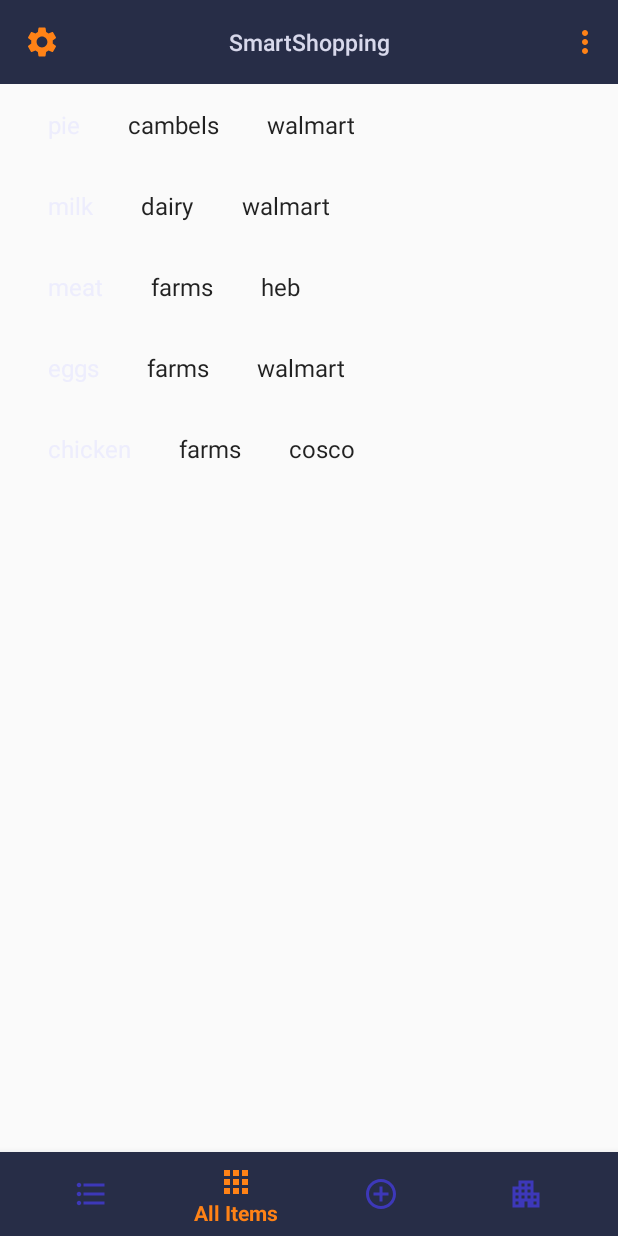
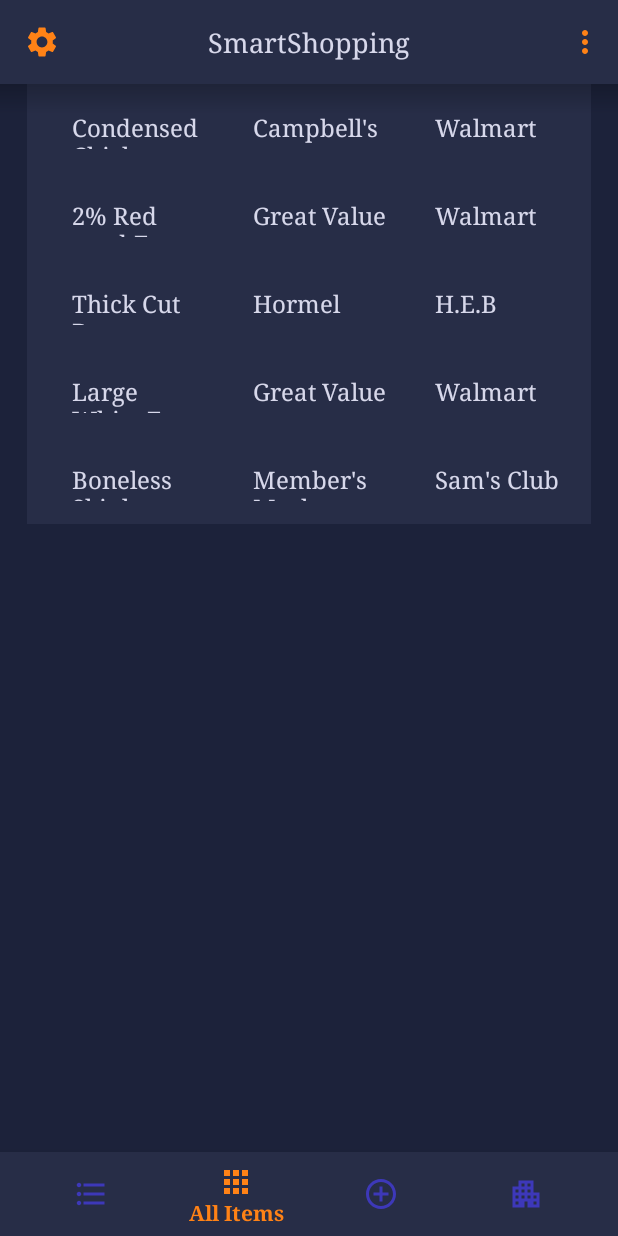
Before and after one commit to SavonMorn/SmartShopingMobile, an Android app: the screen it shows after launch (MainActivity), item 2 of the bottom bar chosen, on a phone screen of 412 x 824 dp. Run offline under Robolectric (Android 15) with nearby library versions, the phone set to English and light mode, and no system bars; our stand-ins replace navigation-ui.

Commit message:
GUI improvements

```diff
--- a/app/src/main/java/com/smartshoping/ssmoble/DummyItems.java
+++ b/app/src/main/java/com/smartshoping/ssmoble/DummyItems.java
@@ -5,11 +5,11 @@ import java.util.ArrayList;
 public class DummyItems {
     static ArrayList<DummyObject> x = new ArrayList<DummyObject>();
     static{
-       x.add(new DummyObject("pie", "cambels", "walmart"));
-        x.add(new DummyObject("milk", "dairy", "walmart"));
-        x.add(new DummyObject("meat", "farms", "heb"));
-        x.add(new DummyObject("eggs", "farms", "walmart"));
-        x.add(new DummyObject("chicken", "farms", "cosco"));
+       x.add(new DummyObject("Condensed Chicken Noodle Soup", "Campbell's", "Walmart"));
+        x.add(new DummyObject("2% Reduced-Fat Milk", "Great Value", "Walmart"));
+        x.add(new DummyObject("Thick Cut Bacon", "Hormel", "H.E.B"));
+        x.add(new DummyObject("Large White Eggs, 18", "Great Value", "Walmart"));
+        x.add(new DummyObject("Boneless Skinless Chicken Breasts", "Member's Mark", "Sam's Club"));
     }
 
     static public class DummyObject{
--- /dev/null
+++ b/app/src/main/res/drawable/shadow.xml
@@ -0,0 +1,16 @@
+<?xml version="1.0" encoding="utf-8"?>
+<layer-list xmlns:android="http://schemas.android.com/apk/res/android">
+
+    <item >
+        <shape android:shape="rectangle">
+            <gradient
+                android:angle="270"
+                android:endColor="#00000000"
+                android:startColor="#36000000" />
+            <size android:height="8dp" />
+        </shape>
+    </item>
+
+
+
+</layer-list>
--- a/app/src/main/res/layout/activity_main.xml
+++ b/app/src/main/res/layout/activity_main.xml
@@ -14,7 +14,8 @@
         app:layout_constraintStart_toStartOf="parent"
         app:layout_constraintTop_toTopOf="parent"
         app:defaultNavHost="true"
-        app:navGraph="@navigation/title_navigation"/>
+        app:navGraph="@navigation/title_navigation"
+        />
 
     <com.google.android.material.bottomnavigation.BottomNavigationView
         android:id="@+id/nav_view"
@@ -29,6 +30,7 @@
         app:menu="@menu/bottom_nav_menu" />
     <!--android:background="?android:attr/windowBackground"-->
 
+
  <fragment
      android:id="@+id/nav_host_fragment"
      android:name="androidx.navigation.fragment.NavHostFragment"
@@ -41,4 +43,12 @@
      app:layout_constraintTop_toBottomOf="@+id/title_fragment"
      app:navGraph="@navigation/mobile_navigation" />
 
+    <View
+        android:id="@+id/view"
+        android:layout_width="match_parent"
+        android:layout_height="20dp"
+        android:background="@drawable/shadow"
+        app:layout_constraintStart_toStartOf="parent"
+        app:layout_constraintTop_toTopOf="@+id/nav_host_fragment" />
+
 </androidx.constraintlayout.widget.ConstraintLayout>
--- a/app/src/main/res/layout/fragment_unlisted_list.xml
+++ b/app/src/main/res/layout/fragment_unlisted_list.xml
@@ -1,13 +1,13 @@
 <?xml version="1.0" encoding="utf-8"?>
-<androidx.recyclerview.widget.RecyclerView xmlns:android="http://schemas.android.com/apk/res/android"
+<androidx.recyclerview.widget.RecyclerView
+    xmlns:android="http://schemas.android.com/apk/res/android"
     xmlns:app="http://schemas.android.com/apk/res-auto"
     xmlns:tools="http://schemas.android.com/tools"
     android:id="@+id/list"
     android:name="com.smartshoping.ssmoble.all.unlistedFragment"
     android:layout_width="match_parent"
     android:layout_height="match_parent"
-    android:layout_marginLeft="16dp"
-    android:layout_marginRight="16dp"
+    android:background="@color/colorPrimaryDarker"
     app:layoutManager="LinearLayoutManager"
     tools:context=".unlistedFragment"
     tools:listitem="@layout/fragment_unlisted_row" />
--- a/app/src/main/res/layout/fragment_unlisted_row.xml
+++ b/app/src/main/res/layout/fragment_unlisted_row.xml
@@ -1,28 +1,58 @@
 <?xml version="1.0" encoding="utf-8"?>
-<LinearLayout xmlns:android="http://schemas.android.com/apk/res/android"
-    android:layout_width="wrap_content"
+<androidx.constraintlayout.widget.ConstraintLayout xmlns:android="http://schemas.android.com/apk/res/android"
+    xmlns:app="http://schemas.android.com/apk/res-auto"
+    xmlns:tools="http://schemas.android.com/tools"
+    android:id="@+id/linearLayout"
+    android:layout_width="match_parent"
     android:layout_height="wrap_content"
-    android:orientation="horizontal">
+    android:background="@color/colorPrimaryDark"
+    android:layout_marginStart="18dp"
+    android:layout_marginLeft="18dp"
+    android:layout_marginEnd="18dp"
+    android:layout_marginRight="18dp"
+    >
 
     <TextView
         android:id="@+id/item_name"
-        android:layout_width="wrap_content"
-        android:layout_height="wrap_content"
-        android:layout_margin="@dimen/text_margin"
+        android:textColor="@color/text"
+        android:layout_width="0dp"
+        android:layout_height="0dp"
+        android:layout_marginStart="30dp"
+        android:layout_marginLeft="30dp"
+        android:layout_marginEnd="32dp"
+        android:layout_marginRight="32dp"
         android:textAppearance="?attr/textAppearanceListItem"
-        android:textColor="@color/text"/>
+        app:layout_constraintBottom_toBottomOf="@+id/item_store"
+        app:layout_constraintEnd_toStartOf="@+id/item_brand"
+        app:layout_constraintStart_toStartOf="parent"
+        app:layout_constraintTop_toTopOf="@+id/item_store" />
 
     <TextView
         android:id="@+id/item_brand"
-        android:layout_width="wrap_content"
-        android:layout_height="wrap_content"
-        android:layout_margin="@dimen/text_margin"
-        android:textAppearance="?attr/textAppearanceListItem" />
+        android:textColor="@color/text"
+        android:layout_width="0dp"
+        android:layout_height="0dp"
+        android:layout_marginEnd="32dp"
+        android:layout_marginRight="32dp"
+        android:textAppearance="?attr/textAppearanceListItem"
+        app:layout_constraintBottom_toBottomOf="@+id/item_store"
+        app:layout_constraintEnd_toStartOf="@+id/item_store"
+        app:layout_constraintStart_toEndOf="@+id/item_name"
+        app:layout_constraintTop_toTopOf="@+id/item_store" />
 
     <TextView
         android:id="@+id/item_store"
-        android:layout_width="wrap_content"
-        android:layout_height="wrap_content"
-        android:layout_margin="@dimen/text_margin"
-        android:textAppearance="?attr/textAppearanceListItem" />
-</LinearLayout>
+        android:textColor="@color/text"
+        android:layout_width="0dp"
+        android:layout_height="25dp"
+        android:layout_marginTop="18dp"
+        android:layout_marginEnd="15dp"
+        android:layout_marginRight="15dp"
+        android:layout_marginBottom="15dp"
+        android:textAppearance="?attr/textAppearanceListItem"
+        app:layout_constraintBottom_toBottomOf="parent"
+        app:layout_constraintEnd_toEndOf="parent"
+        app:layout_constraintStart_toEndOf="@+id/item_brand"
+        app:layout_constraintTop_toTopOf="parent" />
+
+</androidx.constraintlayout.widget.ConstraintLayout>
--- a/app/src/main/res/layout/list_titlebar.xml
+++ b/app/src/main/res/layout/list_titlebar.xml
@@ -23,7 +23,7 @@
         android:layout_gravity="center"
         android:text="@string/app_name"
         android:textColor="@color/text"
-        android:textSize="15sp" />
+        android:textSize="18sp" />
 
     <ImageView
         android:id="@+id/iv_add"
--- a/app/src/main/res/values/styles.xml
+++ b/app/src/main/res/values/styles.xml
@@ -5,6 +5,7 @@
         <item name="colorPrimary">@color/colorPrimary</item>
         <item name="colorPrimaryDark">@color/colorPrimaryDark</item>
         <item name="colorAccent">@color/colorAccentMedium</item>
+        <item name="fontFamily">serif</item>
     </style>
 
 </resources>
```
Also changed, not shown: app/src/main/res/drawable/button_gradiant.xml (added, +16 -0 lines), app/src/main/res/layout/fragment_listed_row.xml (+24 -20 lines). Lines whose indentation alone changed are shown as unchanged.
